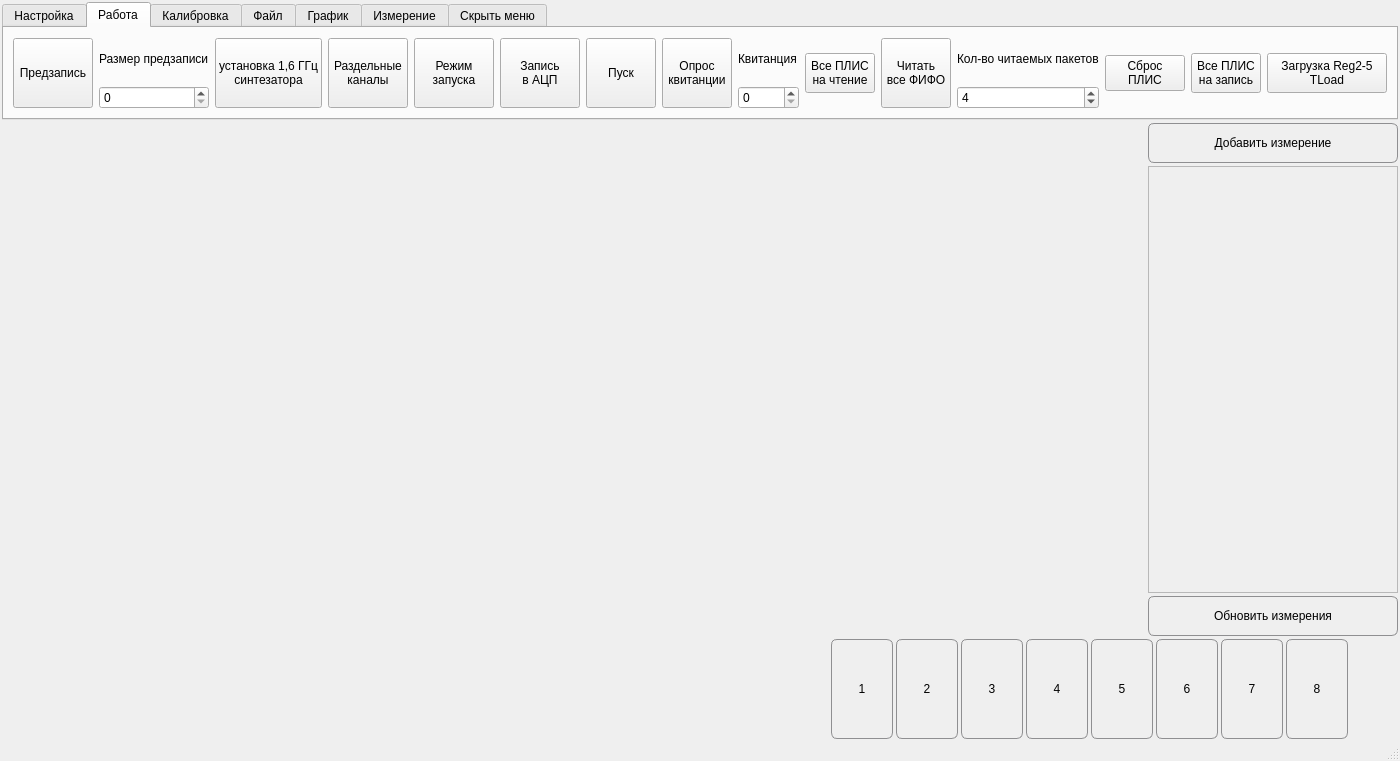
The window that Qt/mainwindow.ui (Ore111ek/Signal-registration-complex) describes before a commit, drawn with Qt 5.
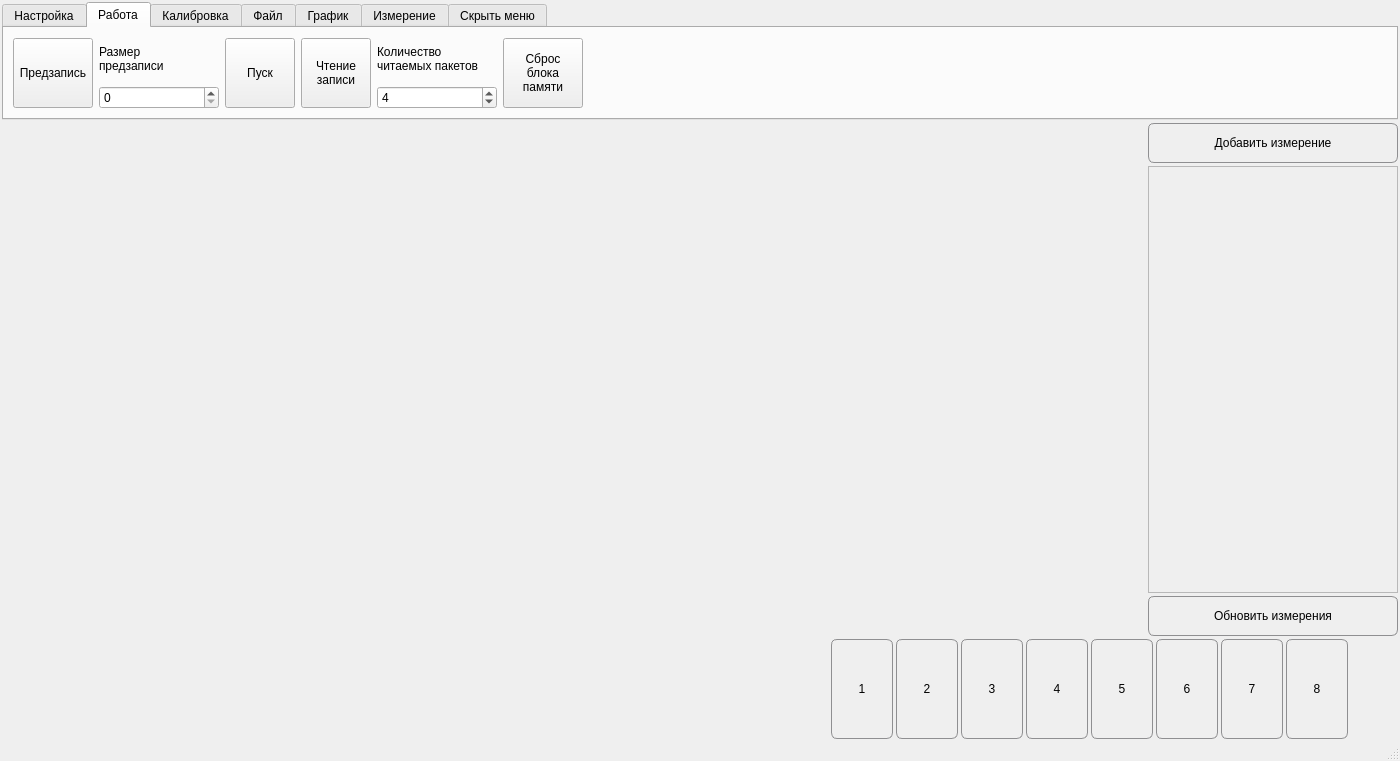
The same window after the commit. The open tabs and pages were chosen to show the change. Custom widgets are drawn as their Qt base class.

Diff of the .ui file:
```diff
--- a/Qt/mainwindow.ui
+++ b/Qt/mainwindow.ui
@@ -198,12 +198,19 @@
           <item>
            <widget class="QLabel" name="label_7">
             <property name="text">
-             <string>Размер предзаписи</string>
+             <string>Размер
+предзаписи</string>
             </property>
            </widget>
           </item>
           <item>
            <widget class="QSpinBox" name="spinBox_4">
+            <property name="minimumSize">
+             <size>
+              <width>120</width>
+              <height>0</height>
+             </size>
+            </property>
             <property name="minimum">
              <number>0</number>
             </property>
@@ -217,80 +224,6 @@
           </item>
          </layout>
         </item>
-        <item>
-         <widget class="QPushButton" name="btn_start_reg_2">
-          <property name="sizePolicy">
-           <sizepolicy hsizetype="Fixed" vsizetype="Fixed">
-            <horstretch>0</horstretch>
-            <verstretch>0</verstretch>
-           </sizepolicy>
-          </property>
-          <property name="minimumSize">
-           <size>
-            <width>70</width>
-            <height>70</height>
-           </size>
-          </property>
-          <property name="maximumSize">
-           <size>
-            <width>130</width>
-            <height>70</height>
-           </size>
-          </property>
-          <property name="text">
-           <string>установка 1,6 ГГц
-синтезатора</string>
-          </property>
-         </widget>
-        </item>
-        <item>
-         <widget class="QPushButton" name="pushButton_2">
-          <property name="minimumSize">
-           <size>
-            <width>70</width>
-            <height>70</height>
-           </size>
-          </property>
-          <property name="maximumSize">
-           <size>
-            <width>80</width>
-            <height>16777215</height>
-           </size>
-          </property>
-          <property name="text">
-           <string>Раздельные
-каналы</string>
-          </property>
-         </widget>
-        </item>
-        <item>
-         <widget class="QPushButton" name="pushButton_3">
-          <property name="minimumSize">
-           <size>
-            <width>70</width>
-            <height>70</height>
-           </size>
-          </property>
-          <property name="text">
-           <string>Режим
-запуска</string>
-          </property>
-         </widget>
-        </item>
-        <item>
-         <widget class="QPushButton" name="pushButton_4">
-          <property name="minimumSize">
-           <size>
-            <width>0</width>
-            <height>70</height>
-           </size>
-          </property>
-          <property name="text">
-           <string>Запись
-в АЦП</string>
-          </property>
-         </widget>
-        </item>
         <item>
          <widget class="QPushButton" name="btn_start_reg">
           <property name="sizePolicy">
@@ -316,76 +249,6 @@
           </property>
          </widget>
         </item>
-        <item>
-         <widget class="QPushButton" name="btn_start_reg_3">
-          <property name="sizePolicy">
-           <sizepolicy hsizetype="Fixed" vsizetype="Fixed">
-            <horstretch>0</horstretch>
-            <verstretch>0</verstretch>
-           </sizepolicy>
-          </property>
-          <property name="minimumSize">
-           <size>
-            <width>70</width>
-            <height>70</height>
-           </size>
-          </property>
-          <property name="maximumSize">
-           <size>
-            <width>70</width>
-            <height>70</height>
-           </size>
-          </property>
-          <property name="text">
-           <string>Опрос
-квитанции</string>
-          </property>
-         </widget>
-        </item>
-        <item>
-         <layout class="QVBoxLayout" name="verticalLayout_3">
-          <item>
-           <widget class="QLabel" name="label_5">
-            <property name="text">
-             <string>Квитанция</string>
-            </property>
-           </widget>
-          </item>
-          <item>
-           <widget class="QSpinBox" name="spinBox_2">
-            <property name="maximum">
-             <number>6500</number>
-            </property>
-           </widget>
-          </item>
-         </layout>
-        </item>
-        <item>
-         <widget class="QPushButton" name="btn_start_reg_4">
-          <property name="sizePolicy">
-           <sizepolicy hsizetype="Fixed" vsizetype="Fixed">
-            <horstretch>0</horstretch>
-            <verstretch>0</verstretch>
-           </sizepolicy>
-          </property>
-          <property name="minimumSize">
-           <size>
-            <width>70</width>
-            <height>40</height>
-           </size>
-          </property>
-          <property name="maximumSize">
-           <size>
-            <width>70</width>
-            <height>40</height>
-           </size>
-          </property>
-          <property name="text">
-           <string>Все ПЛИС
-на чтение</string>
-          </property>
-         </widget>
-        </item>
         <item>
          <widget class="QPushButton" name="btn_start_reg_5">
           <property name="sizePolicy">
@@ -407,8 +270,8 @@
            </size>
           </property>
           <property name="text">
-           <string>Читать
-все ФИФО</string>
+           <string>Чтение
+записи</string>
           </property>
          </widget>
         </item>
@@ -417,12 +280,19 @@
           <item>
            <widget class="QLabel" name="label_6">
             <property name="text">
-             <string>Кол-во читаемых пакетов</string>
+             <string>Количество
+читаемых пакетов</string>
             </property>
            </widget>
           </item>
           <item>
            <widget class="QSpinBox" name="spinBox_3">
+            <property name="minimumSize">
+             <size>
+              <width>120</width>
+              <height>0</height>
+             </size>
+            </property>
             <property name="minimum">
              <number>1</number>
             </property>
@@ -438,63 +308,37 @@
         </item>
         <item>
          <widget class="QPushButton" name="pushButton_5">
+          <property name="sizePolicy">
+           <sizepolicy hsizetype="Fixed" vsizetype="Fixed">
+            <horstretch>0</horstretch>
+            <verstretch>0</verstretch>
+           </sizepolicy>
+          </property>
+          <property name="minimumSize">
+           <size>
+            <width>70</width>
+            <height>70</height>
+           </size>
+          </property>
           <property name="text">
            <string>Сброс
-ПЛИС</string>
+блока
+памяти</string>
           </property>
          </widget>
         </item>
         <item>
-         <widget class="QPushButton" name="btn_start_reg_6">
-          <property name="sizePolicy">
-           <sizepolicy hsizetype="Fixed" vsizetype="Fixed">
-            <horstretch>0</horstretch>
-            <verstretch>0</verstretch>
-           </sizepolicy>
+         <spacer name="horizontalSpacer_6">
+          <property name="orientation">
+           <enum>Qt::Horizontal</enum>
           </property>
-          <property name="minimumSize">
+          <property name="sizeHint" stdset="0">
            <size>
-            <width>70</width>
-            <height>40</height>
+            <width>40</width>
+            <height>20</height>
            </size>
           </property>
-          <property name="maximumSize">
-           <size>
-            <width>70</width>
-            <height>40</height>
-           </size>
-          </property>
-          <property name="text">
-           <string>Все ПЛИС
-на запись</string>
-          </property>
-         </widget>
-        </item>
-        <item>
-         <widget class="QPushButton" name="btn_start_reg_7">
-          <property name="sizePolicy">
-           <sizepolicy hsizetype="Fixed" vsizetype="Fixed">
-            <horstretch>0</horstretch>
-            <verstretch>0</verstretch>
-           </sizepolicy>
-          </property>
-          <property name="minimumSize">
-           <size>
-            <width>120</width>
-            <height>40</height>
-           </size>
-          </property>
-          <property name="maximumSize">
-           <size>
-            <width>70</width>
-            <height>40</height>
-           </size>
-          </property>
-          <property name="text">
-           <string>Загрузка Reg2-5
-TLoad</string>
-          </property>
-         </widget>
+         </spacer>
         </item>
        </layout>
       </widget>
```
Left out of the diff: 2 changed lines with no effect on the pictures.
